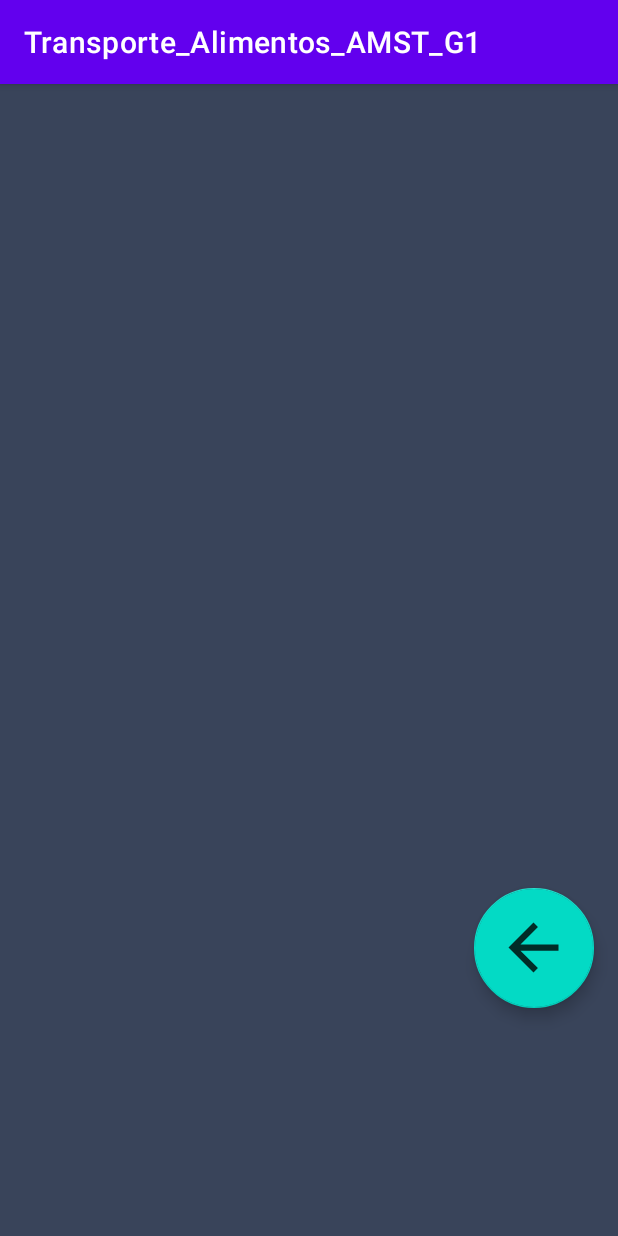
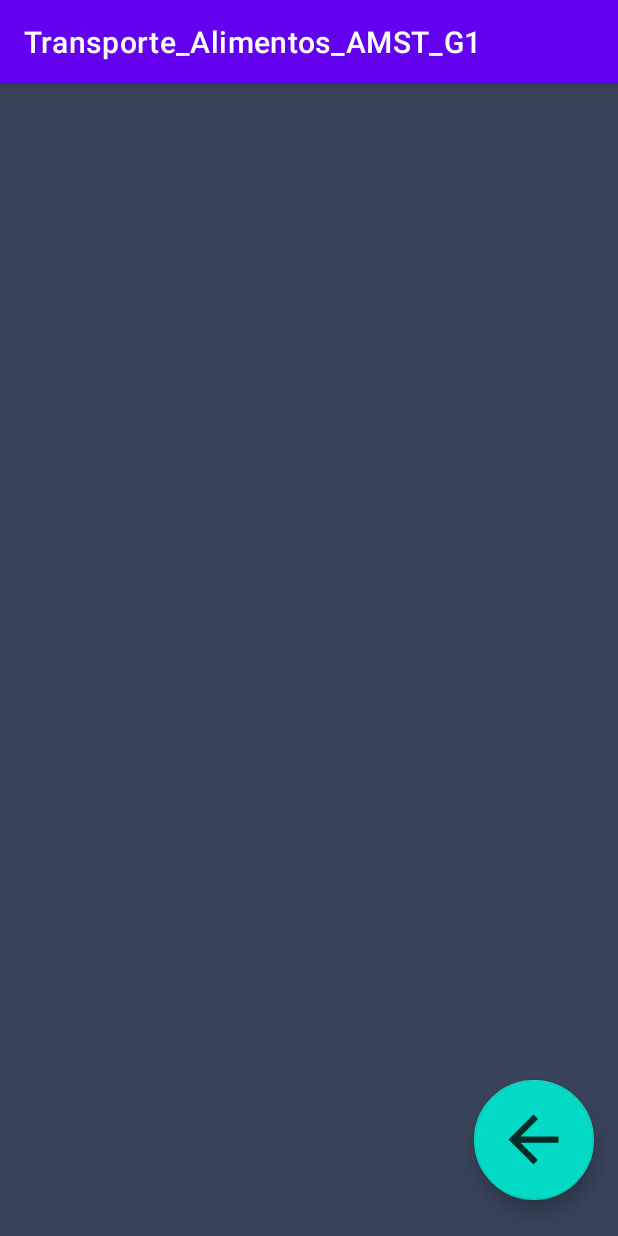
Before and after one commit to amst-fiec/1T2022-Grupo-1, an Android app: the HistorialEntregas screen opened directly, with no data from a screen before it, on a phone screen of 412 x 824 dp. Run offline under Robolectric (Android 15) with nearby library versions, the light colour scheme and no system bars.

Commit message:
Correcciones en el codigo para el funcionamiento de la aplicacion

```diff
--- a/app/src/main/java/com/example/transporte_alimentos_amst_g1/AdministrarParadas.java
+++ b/app/src/main/java/com/example/transporte_alimentos_amst_g1/AdministrarParadas.java
@@ -16,8 +16,6 @@ public class AdministrarParadas extends AppCompatActivity {
 
     public void regresar(View view){
         //Se inicializa el siguiente
-        Intent intent = new Intent(this, MainActivity.class);
-        startActivity(intent);
         finish();
     }
 
--- a/app/src/main/java/com/example/transporte_alimentos_amst_g1/HistorialEntregas.java
+++ b/app/src/main/java/com/example/transporte_alimentos_amst_g1/HistorialEntregas.java
@@ -16,8 +16,6 @@ public class HistorialEntregas extends AppCompatActivity {
 
     public void regresar(View view){
         //Se inicializa el siguiente
-        Intent intent = new Intent(this, MainActivity.class);
-        startActivity(intent);
         finish();
     }
 }
--- a/app/src/main/java/com/example/transporte_alimentos_amst_g1/IngresoSesion.java
+++ b/app/src/main/java/com/example/transporte_alimentos_amst_g1/IngresoSesion.java
@@ -105,8 +105,6 @@ public class IngresoSesion extends AppCompatActivity {
             intent.putExtra("info_user", info_user);
             startActivity(intent);
 
-            //Cerramos el actual
-            finish();
         }else {
             System.out.println("sin registrarse");
         }
--- a/app/src/main/java/com/example/transporte_alimentos_amst_g1/ObservarUbicacion.java
+++ b/app/src/main/java/com/example/transporte_alimentos_amst_g1/ObservarUbicacion.java
@@ -16,8 +16,6 @@ public class ObservarUbicacion extends AppCompatActivity {
 
     public void regresar(View view){
         //Se inicializa el siguiente
-        Intent intent = new Intent(this, MainActivity.class);
-        startActivity(intent);
         finish();
     }
 }
--- a/app/src/main/res/layout/activity_administrar_paradas.xml
+++ b/app/src/main/res/layout/activity_administrar_paradas.xml
@@ -8,8 +8,8 @@
     tools:context=".AdministrarParadas">
 
     <LinearLayout
-        android:layout_width="410dp"
-        android:layout_height="734dp"
+        android:layout_width="415dp"
+        android:layout_height="615dp"
         android:orientation="vertical"
         app:layout_constraintBottom_toBottomOf="parent"
         app:layout_constraintEnd_toEndOf="parent"
@@ -21,7 +21,7 @@
         android:id="@+id/floatingActionButton2"
         android:layout_width="80dp"
         android:layout_height="80dp"
-        android:layout_marginBottom="152dp"
+        android:layout_marginBottom="24dp"
         android:clickable="true"
         android:contentDescription="@string/app_name"
         android:onClick="regresar"
--- a/app/src/main/res/layout/activity_historial_entregas.xml
+++ b/app/src/main/res/layout/activity_historial_entregas.xml
@@ -8,8 +8,8 @@
     tools:context=".HistorialEntregas">
 
     <LinearLayout
-        android:layout_width="410dp"
-        android:layout_height="734dp"
+        android:layout_width="415dp"
+        android:layout_height="615dp"
         android:orientation="vertical"
         app:layout_constraintBottom_toBottomOf="parent"
         app:layout_constraintEnd_toEndOf="parent"
@@ -21,14 +21,14 @@
         android:id="@+id/floatingActionButton2"
         android:layout_width="80dp"
         android:layout_height="80dp"
-        android:layout_marginBottom="152dp"
+        android:layout_marginBottom="24dp"
         android:clickable="true"
         android:contentDescription="@string/app_name"
         android:onClick="regresar"
         app:fabCustomSize="80dp"
         app:layout_constraintBottom_toBottomOf="parent"
         app:layout_constraintEnd_toEndOf="parent"
-        app:layout_constraintHorizontal_bias="0.951"
+        app:layout_constraintHorizontal_bias="0.952"
         app:layout_constraintStart_toStartOf="parent"
         app:maxImageSize="50dp"
         app:srcCompat="@drawable/ic_action_name" />
```
Also changed, not shown: app/src/main/res/layout/activity_observar_ubicacion.xml (+5 -5 lines).
